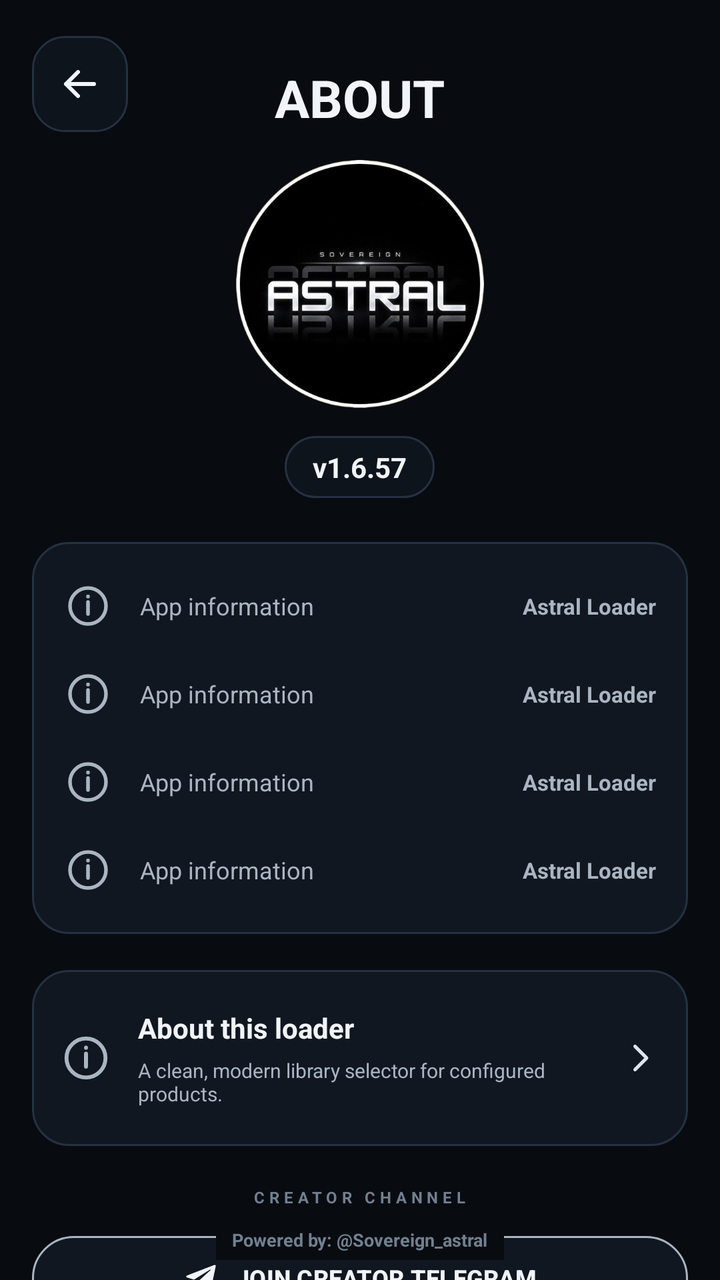
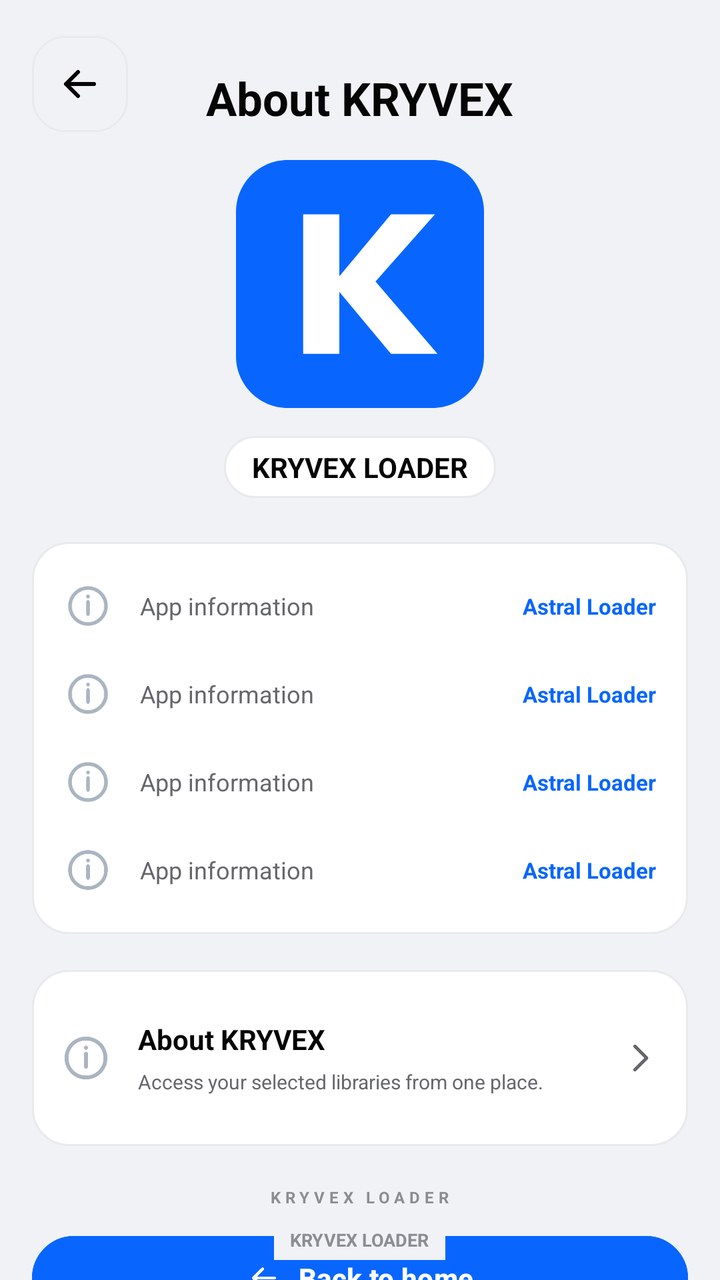

Two renders of the same Android screen: before a commit and after it. Below are the layout's source before the change and the commit's diff.
<!-- AndroidManifest.xml: application theme AppTheme -->
<!-- res/layout/activity_about.xml -->
<?xml version="1.0" encoding="utf-8"?>
<FrameLayout xmlns:android="http://schemas.android.com/apk/res/android"
    xmlns:app="http://schemas.android.com/apk/res-auto"
    android:layout_width="match_parent"
    android:layout_height="match_parent"
    android:background="@color/loader_background">

    <ScrollView
        android:id="@+id/about_scroll"
        android:layout_width="match_parent"
        android:layout_height="match_parent"
        android:fillViewport="true"
        android:scrollbars="none">

        <LinearLayout
            android:layout_width="match_parent"
            android:layout_height="wrap_content"
            android:clipToPadding="false"
            android:gravity="center_horizontal"
            android:orientation="vertical"
            android:paddingStart="16dp"
            android:paddingTop="18dp"
            android:paddingEnd="16dp"
            android:paddingBottom="72dp">

            <FrameLayout
                android:layout_width="match_parent"
                android:layout_height="62dp">

                <ImageButton
                    android:id="@+id/about_back"
                    android:layout_width="48dp"
                    android:layout_height="48dp"
                    android:background="@drawable/about_back_button"
                    android:contentDescription="Back"
                    android:padding="10dp"
                    android:src="@drawable/ic_arrow_left"
                    app:tint="@color/loader_text_primary" />

                <LinearLayout
                    android:layout_width="match_parent"
                    android:layout_height="wrap_content"
                    android:layout_gravity="center"
                    android:gravity="center"
                    android:orientation="vertical">

                    <TextView
                        android:layout_width="wrap_content"
                        android:layout_height="wrap_content"
                        android:text="ABOUT"
                        android:textColor="@color/loader_text_primary"
                        android:textSize="26sp"
                        android:textStyle="bold" />

                </LinearLayout>
            </FrameLayout>

            <ImageView
                android:layout_width="124dp"
                android:layout_height="124dp"
                android:background="@drawable/circle"
                android:contentDescription="Astral logo"
                android:scaleType="centerCrop"
                android:src="@drawable/astral_logo" />

            <TextView
                android:layout_width="wrap_content"
                android:layout_height="wrap_content"
                android:layout_marginTop="14dp"
                android:background="@drawable/about_pill"
                android:text="v1.6.57"
                android:textColor="@color/loader_text_primary"
                android:textSize="14sp"
                android:textStyle="bold" />

            <LinearLayout
                android:layout_width="match_parent"
                android:layout_height="wrap_content"
                android:layout_marginTop="22dp"
                android:background="@drawable/about_card"
                android:orientation="vertical"
                android:paddingStart="16dp"
                android:paddingTop="10dp"
                android:paddingEnd="16dp"
                android:paddingBottom="10dp">

                <include
                    android:id="@+id/detail_developer"
                    layout="@layout/item_about_detail" />
                <include
                    android:id="@+id/detail_username"
                    layout="@layout/item_about_detail" />
                <include
                    android:id="@+id/detail_channel"
                    layout="@layout/item_about_detail" />
                <include
                    android:id="@+id/detail_version"
                    layout="@layout/item_about_detail" />
            </LinearLayout>

            <LinearLayout
                android:layout_width="match_parent"
                android:layout_height="wrap_content"
                android:layout_marginTop="18dp"
                android:background="@drawable/about_card"
                android:gravity="center_vertical"
                android:minHeight="88dp"
                android:orientation="horizontal"
                android:padding="14dp">

                <ImageView
                    android:layout_width="26dp"
                    android:layout_height="26dp"
                    android:contentDescription="About this app"
                    android:src="@drawable/ic_about" />

                <LinearLayout
                    android:layout_width="0dp"
                    android:layout_height="wrap_content"
                    android:layout_marginStart="13dp"
                    android:layout_weight="1"
                    android:orientation="vertical">

                    <TextView
                        android:layout_width="wrap_content"
                        android:layout_height="wrap_content"
                        android:text="About this loader"
                        android:textColor="@color/loader_text_primary"
                        android:textSize="14sp"
                        android:textStyle="bold" />

                    <TextView
                        android:layout_width="wrap_content"
                        android:layout_height="wrap_content"
                        android:layout_marginTop="5dp"
                        android:text="A clean, modern library selector for configured products."
                        android:textColor="@color/loader_text_secondary"
                        android:textSize="10sp" />
                </LinearLayout>

                <ImageView
                    android:layout_width="20dp"
                    android:layout_height="20dp"
                    android:contentDescription="More information"
                    android:src="@drawable/ic_chevron_right" />
            </LinearLayout>

            <TextView
                android:layout_width="wrap_content"
                android:layout_height="wrap_content"
                android:layout_marginTop="20dp"
                android:letterSpacing="0.28"
                android:text="CREATOR CHANNEL"
                android:textColor="@color/loader_text_muted"
                android:textSize="8sp"
                android:textStyle="bold" />

            <com.google.android.material.button.MaterialButton
                android:id="@+id/about_telegram"
                android:layout_width="match_parent"
                android:layout_height="50dp"
                android:layout_marginTop="10dp"
                android:text="JOIN CREATOR TELEGRAM"
                android:textColor="@color/loader_text_primary"
                android:textSize="12sp"
                android:textStyle="bold"
                app:backgroundTint="@color/loader_surface"
                app:cornerRadius="25dp"
                app:icon="@drawable/ic_telegram"
                app:iconGravity="textStart"
                app:iconTint="@color/loader_text_primary"
                app:strokeColor="@color/loader_accent"
                app:strokeWidth="1dp" />

        </LinearLayout>
    </ScrollView>

    <TextView
        android:layout_width="wrap_content"
        android:layout_height="wrap_content"
        android:layout_gravity="bottom|center_horizontal"
        android:layout_marginBottom="10dp"
        android:background="@color/loader_background"
        android:paddingStart="8dp"
        android:paddingTop="4dp"
        android:paddingEnd="8dp"
        android:paddingBottom="4dp"
        android:text="Powered by: @Sovereign_astral"
        android:textColor="@color/loader_text_muted"
        android:textSize="9sp"
        android:textStyle="bold" />
</FrameLayout>
<!-- res/layout/item_about_detail.xml (included above) -->
<?xml version="1.0" encoding="utf-8"?>
<LinearLayout xmlns:android="http://schemas.android.com/apk/res/android"
    android:layout_width="match_parent"
    android:layout_height="44dp"
    android:gravity="center_vertical"
    android:orientation="horizontal">

    <ImageView
        android:id="@+id/about_detail_icon"
        android:layout_width="24dp"
        android:layout_height="24dp"
        android:contentDescription="Detail"
        android:src="@drawable/ic_about" />

    <TextView
        android:id="@+id/about_detail_label"
        android:layout_width="0dp"
        android:layout_height="wrap_content"
        android:layout_marginStart="14dp"
        android:layout_weight="1"
        android:text="App information"
        android:textColor="@color/loader_text_secondary"
        android:textSize="12sp" />

    <TextView
        android:id="@+id/about_detail_value"
        android:layout_width="wrap_content"
        android:layout_height="wrap_content"
        android:gravity="end"
        android:text="Astral Loader"
        android:textColor="@color/loader_accent"
        android:textSize="11sp"
        android:textStyle="bold" />
</LinearLayout>
<!-- resources referenced by this layout -->
<resources>
  <color name="loader_accent">#AAB5C2</color>
  <color name="loader_background">#080B10</color>
  <color name="loader_surface">#111720</color>
  <color name="loader_text_muted">#718090</color>
  <color name="loader_text_primary">#F1F4F8</color>
  <color name="loader_text_secondary">#AAB5C2</color>
  <!-- drawable about_back_button (drawable) -->
  <?xml version="1.0" encoding="utf-8"?>
  <shape xmlns:android="http://schemas.android.com/apk/res/android">
      <solid android:color="@color/loader_surface_alt" />
      <corners android:radius="16dp" />
      <stroke android:width="1dp" android:color="@color/loader_border_soft" />
  </shape>
  <!-- drawable about_card (drawable) -->
  <?xml version="1.0" encoding="utf-8"?>
  <shape xmlns:android="http://schemas.android.com/apk/res/android">
      <solid android:color="@color/loader_surface" />
      <corners android:radius="18dp" />
      <stroke android:width="1dp" android:color="@color/loader_border_soft" />
  </shape>
  <!-- drawable about_pill (drawable) -->
  <?xml version="1.0" encoding="utf-8"?>
  <shape xmlns:android="http://schemas.android.com/apk/res/android">
      <solid android:color="@color/loader_surface_alt" />
      <corners android:radius="20dp" />
      <stroke android:width="1dp" android:color="@color/loader_border_soft" />
      <padding android:left="14dp" android:top="6dp" android:right="14dp" android:bottom="6dp" />
  </shape>
  <!-- drawable astral_logo: png bitmap (drawable, 168187 bytes) -->
  <!-- drawable circle (drawable) -->
  <shape xmlns:android="http://schemas.android.com/apk/res/android"
      android:shape="oval">
      <solid android:color="@android:color/transparent"/>
  </shape>
  <!-- drawable ic_about (drawable) -->
  <?xml version="1.0" encoding="utf-8"?>
  <vector xmlns:android="http://schemas.android.com/apk/res/android" android:width="20dp" android:height="20dp" android:viewportWidth="24" android:viewportHeight="24">
      <path android:fillColor="@android:color/transparent" android:pathData="M12,3a9,9 0,1 0,0 18,9 9,0 0,0 0,-18zM12,10v6M12,7.2v0.1" android:strokeColor="#AAB5C2" android:strokeWidth="1.8" android:strokeLineCap="round" />
  </vector>
  <!-- drawable ic_chevron_right (drawable) -->
  <?xml version="1.0" encoding="utf-8"?>
  <vector xmlns:android="http://schemas.android.com/apk/res/android" android:width="18dp" android:height="18dp" android:viewportWidth="24" android:viewportHeight="24">
      <path android:fillColor="@android:color/transparent" android:pathData="M9,5L16,12L9,19" android:strokeColor="#DCE4ED" android:strokeWidth="2" android:strokeLineCap="round" android:strokeLineJoin="round" />
  </vector>
  <!-- drawable ic_telegram (drawable) -->
  <?xml version="1.0" encoding="utf-8"?>
  <vector xmlns:android="http://schemas.android.com/apk/res/android" android:width="20dp" android:height="20dp" android:viewportWidth="24" android:viewportHeight="24">
      <path android:fillColor="#F1F4F8" android:pathData="M21.6,4.2L18.5,19c-0.2,1 -0.8,1.2 -1.6,0.8l-4.5,-3.3 -2.2,2.1c-0.2,0.2 -0.4,0.4 -0.8,0.4l0.3,-4.6 8.4,-7.6c0.4,-0.3 -0.1,-0.5 -0.6,-0.2L7.1,13.1 2.6,11.7c-1,-0.3 -1,-1 0.2,-1.5L20.4,3.4c0.8,-0.3 1.5,0.2 1.2,0.8z" />
  </vector>
  <style name="AppTheme" parent="Theme.Material3.DayNight.NoActionBar">
          <item name="android:navigationBarColor">@color/background_color_dark</item>
          <item name="android:windowBackground">@color/background_color_dark</item>
          <item name="android:textColor">@color/textColor</item>
          <item name="android:statusBarColor">@color/background_color_dark</item>
      </style>
  <color name="loader_surface_alt">#0E141C</color>
  <color name="loader_border_soft">#253142</color>
  <color name="background_color_dark">#111014</color>
  <color name="textColor">#FFFFFF</color>
  <!-- unchanged entries left out for length: 1 -->
</resources>

<!-- the commit's change to res/layout/activity_about.xml (unified diff, before → after) -->
@@ -47,9 +47,9 @@
                     <TextView
                         android:layout_width="wrap_content"
                         android:layout_height="wrap_content"
-                        android:text="ABOUT"
+                        android:text="About KRYVEX"
                         android:textColor="@color/loader_text_primary"
-                        android:textSize="26sp"
+                        android:textSize="23sp"
                         android:textStyle="bold" />
 
                 </LinearLayout>
@@ -59,16 +59,16 @@
                 android:layout_width="124dp"
                 android:layout_height="124dp"
                 android:background="@drawable/circle"
-                android:contentDescription="Astral logo"
+                android:contentDescription="KRYVEX logo"
                 android:scaleType="centerCrop"
-                android:src="@drawable/astral_logo" />
+                android:src="@drawable/kryvex_logo" />
 
             <TextView
                 android:layout_width="wrap_content"
                 android:layout_height="wrap_content"
                 android:layout_marginTop="14dp"
                 android:background="@drawable/about_pill"
-                android:text="v1.6.57"
+                android:text="KRYVEX LOADER"
                 android:textColor="@color/loader_text_primary"
                 android:textSize="14sp"
                 android:textStyle="bold" />
@@ -124,7 +124,7 @@
                     <TextView
                         android:layout_width="wrap_content"
                         android:layout_height="wrap_content"
-                        android:text="About this loader"
+                        android:text="About KRYVEX"
                         android:textColor="@color/loader_text_primary"
                         android:textSize="14sp"
                         android:textStyle="bold" />
@@ -133,7 +133,7 @@
                         android:layout_width="wrap_content"
                         android:layout_height="wrap_content"
                         android:layout_marginTop="5dp"
-                        android:text="A clean, modern library selector for configured products."
+                        android:text="Access your selected libraries from one place."
                         android:textColor="@color/loader_text_secondary"
                         android:textSize="10sp" />
                 </LinearLayout>
@@ -150,25 +150,25 @@
                 android:layout_height="wrap_content"
                 android:layout_marginTop="20dp"
                 android:letterSpacing="0.28"
-                android:text="CREATOR CHANNEL"
+                android:text="KRYVEX LOADER"
                 android:textColor="@color/loader_text_muted"
                 android:textSize="8sp"
                 android:textStyle="bold" />
 
             <com.google.android.material.button.MaterialButton
-                android:id="@+id/about_telegram"
+                android:id="@+id/about_close_action"
                 android:layout_width="match_parent"
                 android:layout_height="50dp"
                 android:layout_marginTop="10dp"
-                android:text="JOIN CREATOR TELEGRAM"
-                android:textColor="@color/loader_text_primary"
-                android:textSize="12sp"
+                android:text="Back to home"
+                android:textColor="@android:color/white"
+                android:textSize="14sp"
                 android:textStyle="bold"
-                app:backgroundTint="@color/loader_surface"
+                app:backgroundTint="@color/loader_accent"
                 app:cornerRadius="25dp"
-                app:icon="@drawable/ic_telegram"
+                app:icon="@drawable/ic_arrow_left"
                 app:iconGravity="textStart"
-                app:iconTint="@color/loader_text_primary"
+                app:iconTint="@android:color/white"
                 app:strokeColor="@color/loader_accent"
                 app:strokeWidth="1dp" />
 
@@ -185,7 +185,7 @@
         android:paddingTop="4dp"
         android:paddingEnd="8dp"
         android:paddingBottom="4dp"
-        android:text="Powered by: @Sovereign_astral"
+        android:text="KRYVEX LOADER"
         android:textColor="@color/loader_text_muted"
         android:textSize="9sp"
         android:textStyle="bold" />
<!-- resource entries referenced after the edit -->
@@ -1,15 +1,15 @@
 <!-- resources referenced by this layout -->
 <resources>
-  <color name="loader_accent">#AAB5C2</color>
-  <color name="loader_background">#080B10</color>
-  <color name="loader_surface">#111720</color>
-  <color name="loader_text_muted">#718090</color>
-  <color name="loader_text_primary">#F1F4F8</color>
-  <color name="loader_text_secondary">#AAB5C2</color>
+  <color name="loader_accent">#0866FF</color>
+  <color name="loader_background">#F0F2F5</color>
+  <color name="loader_surface">#FFFFFF</color>
+  <color name="loader_text_muted">#8A8D91</color>
+  <color name="loader_text_primary">#050505</color>
+  <color name="loader_text_secondary">#65676B</color>
   <!-- drawable about_back_button (drawable) -->
   <?xml version="1.0" encoding="utf-8"?>
   <shape xmlns:android="http://schemas.android.com/apk/res/android">
-      <solid android:color="@color/loader_surface_alt" />
+      <solid android:color="@color/loader_background" />
       <corners android:radius="16dp" />
       <stroke android:width="1dp" android:color="@color/loader_border_soft" />
   </shape>
@@ -28,7 +28,6 @@
       <stroke android:width="1dp" android:color="@color/loader_border_soft" />
       <padding android:left="14dp" android:top="6dp" android:right="14dp" android:bottom="6dp" />
   </shape>
-  <!-- drawable astral_logo: png bitmap (drawable, 168187 bytes) -->
   <!-- drawable circle (drawable) -->
   <shape xmlns:android="http://schemas.android.com/apk/res/android"
       android:shape="oval">
@@ -42,23 +41,34 @@
   <!-- drawable ic_chevron_right (drawable) -->
   <?xml version="1.0" encoding="utf-8"?>
   <vector xmlns:android="http://schemas.android.com/apk/res/android" android:width="18dp" android:height="18dp" android:viewportWidth="24" android:viewportHeight="24">
-      <path android:fillColor="@android:color/transparent" android:pathData="M9,5L16,12L9,19" android:strokeColor="#DCE4ED" android:strokeWidth="2" android:strokeLineCap="round" android:strokeLineJoin="round" />
+      <path android:fillColor="@android:color/transparent" android:pathData="M9,5L16,12L9,19" android:strokeColor="@color/loader_text_secondary" android:strokeWidth="2" android:strokeLineCap="round" android:strokeLineJoin="round" />
   </vector>
-  <!-- drawable ic_telegram (drawable) -->
+  <!-- drawable kryvex_logo (drawable) -->
   <?xml version="1.0" encoding="utf-8"?>
-  <vector xmlns:android="http://schemas.android.com/apk/res/android" android:width="20dp" android:height="20dp" android:viewportWidth="24" android:viewportHeight="24">
-      <path android:fillColor="#F1F4F8" android:pathData="M21.6,4.2L18.5,19c-0.2,1 -0.8,1.2 -1.6,0.8l-4.5,-3.3 -2.2,2.1c-0.2,0.2 -0.4,0.4 -0.8,0.4l0.3,-4.6 8.4,-7.6c0.4,-0.3 -0.1,-0.5 -0.6,-0.2L7.1,13.1 2.6,11.7c-1,-0.3 -1,-1 0.2,-1.5L20.4,3.4c0.8,-0.3 1.5,0.2 1.2,0.8z" />
+  <vector xmlns:android="http://schemas.android.com/apk/res/android"
+      android:width="96dp"
+      android:height="96dp"
+      android:viewportWidth="96"
+      android:viewportHeight="96">
+      <path
+          android:fillColor="#0866FF"
+          android:pathData="M20,0 H76 C87,0 96,9 96,20 V76 C96,87 87,96 76,96 H20 C9,96 0,87 0,76 V20 C0,9 9,0 20,0 Z" />
+      <path
+          android:fillColor="#FFFFFF"
+          android:pathData="M26,21 H40 V45 L60,21 H77 L54,47 L78,75 H60 L40,51 V75 H26 Z" />
   </vector>
-  <style name="AppTheme" parent="Theme.Material3.DayNight.NoActionBar">
-          <item name="android:navigationBarColor">@color/background_color_dark</item>
-          <item name="android:windowBackground">@color/background_color_dark</item>
-          <item name="android:textColor">@color/textColor</item>
-          <item name="android:statusBarColor">@color/background_color_dark</item>
+  <style name="AppTheme" parent="Theme.Material3.Light.NoActionBar">
+          <item name="android:navigationBarColor">@color/loader_surface</item>
+          <item name="android:windowLightNavigationBar">true</item>
+          <item name="android:windowBackground">@color/loader_background</item>
+          <item name="android:textColor">@color/loader_text_primary</item>
+          <item name="android:statusBarColor">@color/loader_surface</item>
+          <item name="android:windowLightStatusBar">true</item>
+          <item name="colorPrimary">@color/loader_accent</item>
+          <item name="colorSecondary">@color/loader_accent</item>
       </style>
-  <color name="loader_surface_alt">#0E141C</color>
-  <color name="loader_border_soft">#253142</color>
-  <color name="background_color_dark">#111014</color>
-  <color name="textColor">#FFFFFF</color>
+  <color name="loader_surface_alt">#FFFFFF</color>
+  <color name="loader_border_soft">#E8EAED</color>
   <!-- unchanged entries left out for length: 1 -->
 </resources>
 
